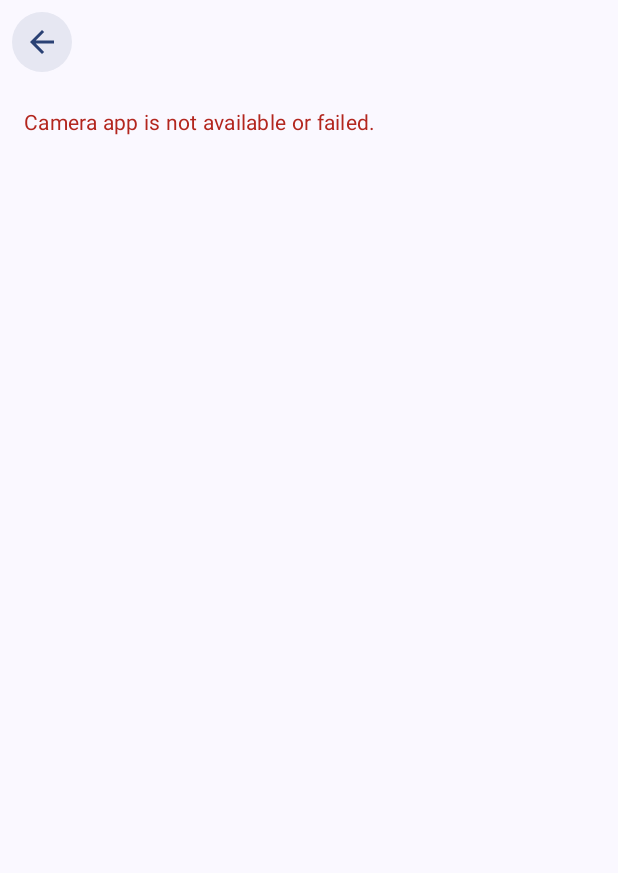
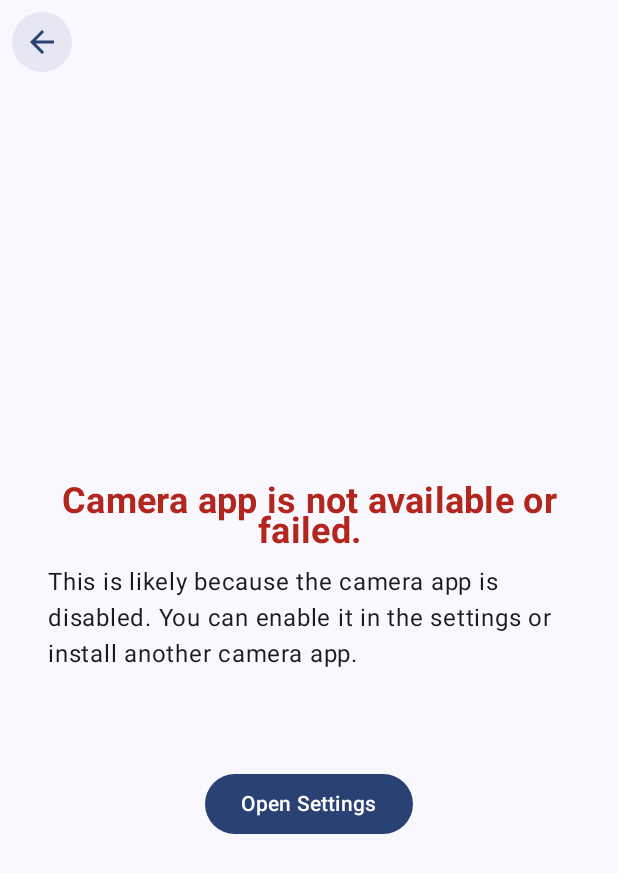
Before and after one commit to mclmarques/CompraInteligente, an Android app built with Jetpack Compose: the ScanScreen screen opened through its navigation route, on a phone screen of 412 x 824 dp. Shown: the top 873 px of the screen. Run offline under Robolectric (Android 15) with nearby library versions, the phone set to English and light mode, and no system bars; our stand-ins replace Room's generated code; libraries missing offline, so code that uses them is left out: com.google.mlkit.vision; 1 statement that could not run was skipped.

Commit message:
Added improved error screen when launching camera intent

```diff
--- a/app/src/main/java/com/mcldev/comprainteligente/ui/scan_screen/ScanScreen.kt
+++ b/app/src/main/java/com/mcldev/comprainteligente/ui/scan_screen/ScanScreen.kt
@@ -1,19 +1,29 @@
 package com.mcldev.comprainteligente.ui.scan_screen
 
+import android.app.AlertDialog
 import android.content.Context
+import android.content.Intent
 import android.graphics.BitmapFactory
 import android.net.Uri
 import android.os.Environment
+import android.provider.Settings
 import androidx.activity.compose.rememberLauncherForActivityResult
 import androidx.activity.result.contract.ActivityResultContracts
+import androidx.compose.foundation.layout.Arrangement
 import androidx.compose.foundation.layout.Column
+import androidx.compose.foundation.layout.Spacer
 import androidx.compose.foundation.layout.fillMaxSize
+import androidx.compose.foundation.layout.fillMaxWidth
+import androidx.compose.foundation.layout.height
 import androidx.compose.foundation.layout.padding
 import androidx.compose.foundation.layout.size
 import androidx.compose.foundation.layout.statusBarsPadding
+import androidx.compose.foundation.layout.wrapContentHeight
+import androidx.compose.foundation.layout.wrapContentSize
 import androidx.compose.foundation.shape.CircleShape
 import androidx.compose.material.icons.Icons
 import androidx.compose.material.icons.automirrored.filled.ArrowBack
+import androidx.compose.material3.Button
 import androidx.compose.material3.Icon
 import androidx.compose.material3.IconButton
 import androidx.compose.material3.MaterialTheme
@@ -25,9 +35,13 @@ import androidx.compose.runtime.getValue
 import androidx.compose.runtime.mutableStateOf
 import androidx.compose.runtime.remember
 import androidx.compose.runtime.setValue
+import androidx.compose.ui.Alignment
 import androidx.compose.ui.Modifier
 import androidx.compose.ui.platform.LocalContext
+import androidx.compose.ui.text.font.FontWeight
+import androidx.compose.ui.text.style.TextAlign
 import androidx.compose.ui.unit.dp
+import androidx.compose.ui.unit.sp
 import androidx.lifecycle.viewmodel.compose.viewModel
 import androidx.navigation.NavHostController
 import java.io.File
@@ -97,12 +111,38 @@ fun ScanScreen(
         }
         // Error message
         if (isCameraError) {
-            Text(
-                text = "Camera app is not available or failed.",
-                style = MaterialTheme.typography.bodyMedium,
-                color = MaterialTheme.colorScheme.error,
-                modifier = Modifier.padding(16.dp)
-            )
+            Column(
+                modifier = Modifier
+                    .fillMaxSize() // Occupy the entire screen
+                    .padding(32.dp), // Add padding to avoid edge-to-edge text
+                verticalArrangement = Arrangement.Center
+            ) {
+                Text(
+                    text = "Camera app is not available or failed.",
+                    style = MaterialTheme.typography.bodyMedium.copy(
+                        fontSize = 24.sp,
+                        fontWeight = FontWeight.Bold,
+                        textAlign = TextAlign.Center
+                    ),
+                    color = MaterialTheme.colorScheme.error,
+                    modifier = Modifier.fillMaxWidth()
+                )
+                Spacer(modifier = Modifier.height(8.dp)) // Add spacing between the texts
+                Text(
+                    text = "This is likely because the camera app is disabled. You can enable it in the settings or install another camera app.",
+                    modifier = Modifier.fillMaxWidth()
+                )
+                Spacer(modifier = Modifier.height(64.dp)) // Add spacing before the button
+                Button(
+                    onClick = {
+                        val intent = Intent(Settings.ACTION_SETTINGS)
+                        context.startActivity(intent)
+                    },
+                    modifier = Modifier.align(Alignment.CenterHorizontally) // Center the button horizontally
+                ) {
+                    Text("Open Settings")
+                }
+            }
         }
     }
 }
```
